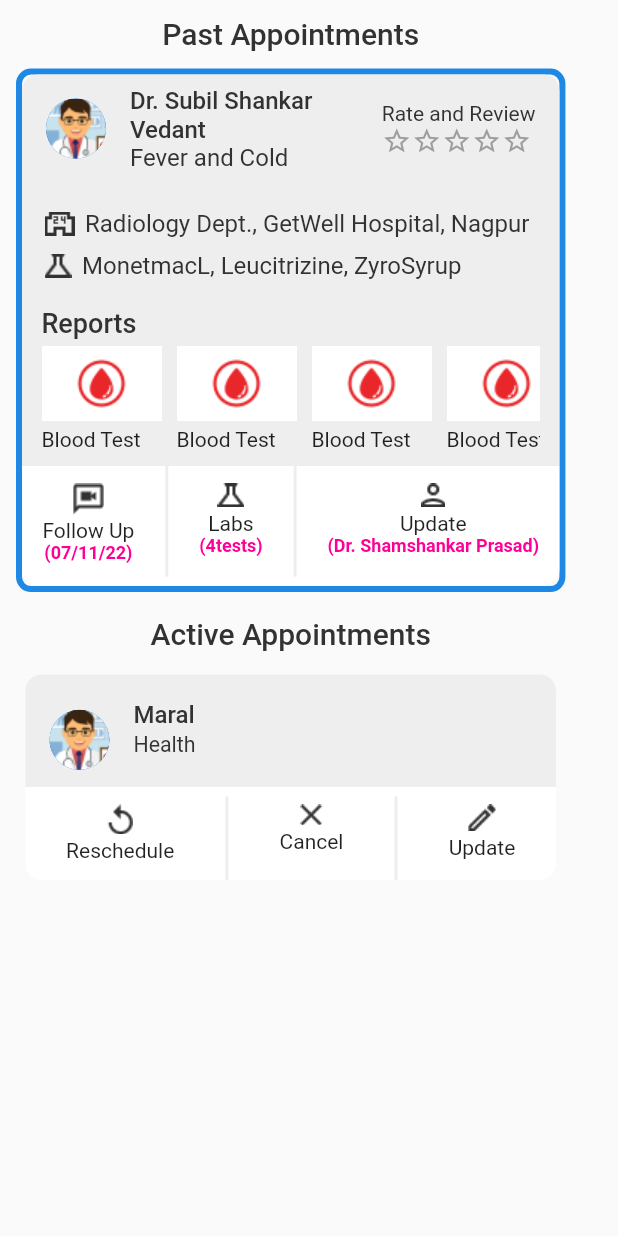
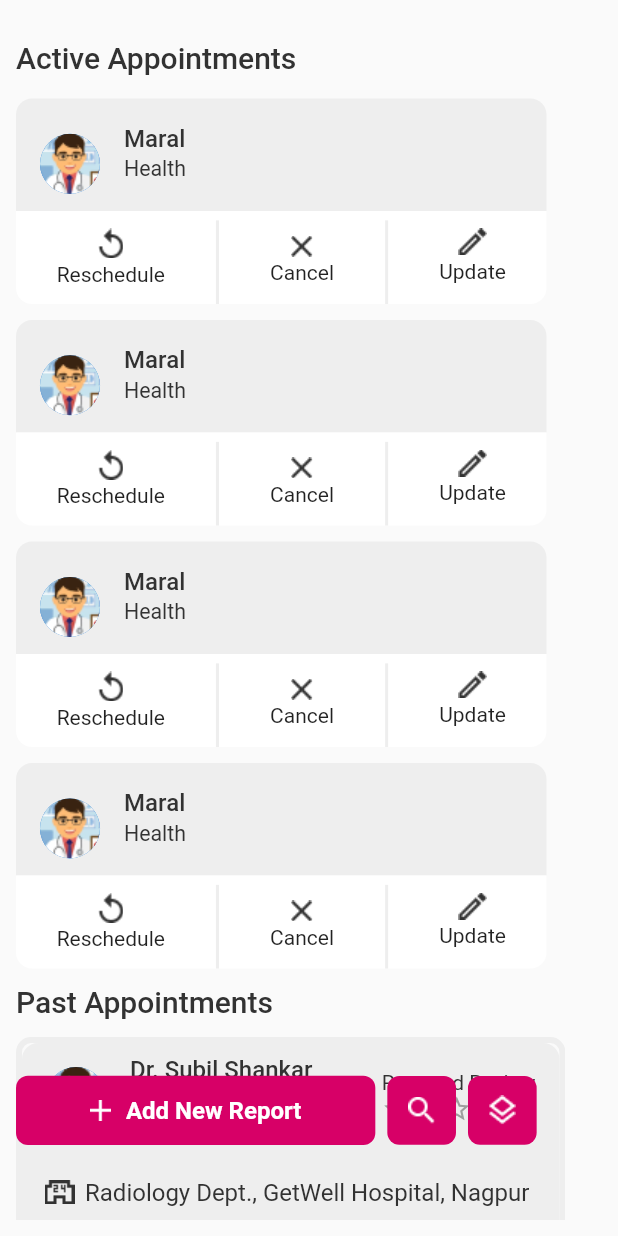
Before and after one commit to ttoghere/appointmentsv1, a Flutter app: the screen it shows after launch, on a phone screen of 412 x 824 dp. Run offline on Flutter 3.47's test engine with Material 2 defaults, Android fonts, the phone set to English and light mode, and no system bars.

Commit message:
its done

```diff
--- a/lib/models/active_appointment_model.dart
+++ b/lib/models/active_appointment_model.dart
@@ -10,21 +10,21 @@ class ActiveAppointmentModel {
   });
 
  static List<ActiveAppointmentModel> activeAppointments = [
-    // ActiveAppointmentModel(
-    //   docName: "Maral",
-    //   docSpecs: "Health",
-    //   docPic: "assets/doc_pic.png",
-    // ),
-    // ActiveAppointmentModel(
-    //   docName: "Maral",
-    //   docSpecs: "Health",
-    //   docPic: "assets/doc_pic.png",
-    // ),
-    // ActiveAppointmentModel(
-    //   docName: "Maral",
-    //   docSpecs: "Health",
-    //   docPic: "assets/doc_pic.png",
-    // ),
+    ActiveAppointmentModel(
+      docName: "Maral",
+      docSpecs: "Health",
+      docPic: "assets/doc_pic.png",
+    ),
+    ActiveAppointmentModel(
+      docName: "Maral",
+      docSpecs: "Health",
+      docPic: "assets/doc_pic.png",
+    ),
+    ActiveAppointmentModel(
+      docName: "Maral",
+      docSpecs: "Health",
+      docPic: "assets/doc_pic.png",
+    ),
     ActiveAppointmentModel(
       docName: "Maral",
       docSpecs: "Health",
--- a/lib/models/past_appointment.dart
+++ b/lib/models/past_appointment.dart
@@ -29,32 +29,32 @@ class PastAppointmentModel {
         followUpTime: "(07/11/22)",
         labTestCount: "(4tests)",
         updateDoctor: "(Dr. Shamshankar Prasad)"),
-    // PastAppointmentModel(
-    //     chemList: "MonetmacL, Leucitrizine, ZyroSyrup",
-    //     imagePath: "assets/doc_pic.png",
-    //     doctorName: "Dr. Subil Shankar Vedant",
-    //     doctorsprofession: "Fever and Cold",
-    //     doctorLocation: "Radiology Dept., GetWell Hospital, Nagpur",
-    //     followUpTime: "(07/11/22)",
-    //     labTestCount: "(4tests)",
-    //     updateDoctor: "(Dr. Shamshankar Prasad)"),
-    // PastAppointmentModel(
-    //     chemList: "MonetmacL, Leucitrizine, ZyroSyrup",
-    //     imagePath: "assets/doc_pic.png",
-    //     doctorName: "Dr. Subil Shankar Vedant",
-    //     doctorsprofession: "Fever and Cold",
-    //     doctorLocation: "Radiology Dept., GetWell Hospital, Nagpur",
-    //     followUpTime: "(07/11/22)",
-    //     labTestCount: "(4tests)",
-    //     updateDoctor: "(Dr. Shamshankar Prasad)"),
-    // PastAppointmentModel(
-    //     chemList: "MonetmacL, Leucitrizine, ZyroSyrup",
-    //     imagePath: "assets/doc_pic.png",
-    //     doctorName: "Dr. Subil Shankar Vedant",
-    //     doctorsprofession: "Fever and Cold",
-    //     doctorLocation: "Radiology Dept., GetWell Hospital, Nagpur",
-    //     followUpTime: "(07/11/22)",
-    //     labTestCount: "(4tests)",
-    //     updateDoctor: "(Dr. Shamshankar Prasad)"),
+    PastAppointmentModel(
+        chemList: "MonetmacL, Leucitrizine, ZyroSyrup",
+        imagePath: "assets/doc_pic.png",
+        doctorName: "Dr. Subil Shankar Vedant",
+        doctorsprofession: "Fever and Cold",
+        doctorLocation: "Radiology Dept., GetWell Hospital, Nagpur",
+        followUpTime: "(07/11/22)",
+        labTestCount: "(4tests)",
+        updateDoctor: "(Dr. Shamshankar Prasad)"),
+    PastAppointmentModel(
+        chemList: "MonetmacL, Leucitrizine, ZyroSyrup",
+        imagePath: "assets/doc_pic.png",
+        doctorName: "Dr. Subil Shankar Vedant",
+        doctorsprofession: "Fever and Cold",
+        doctorLocation: "Radiology Dept., GetWell Hospital, Nagpur",
+        followUpTime: "(07/11/22)",
+        labTestCount: "(4tests)",
+        updateDoctor: "(Dr. Shamshankar Prasad)"),
+    PastAppointmentModel(
+        chemList: "MonetmacL, Leucitrizine, ZyroSyrup",
+        imagePath: "assets/doc_pic.png",
+        doctorName: "Dr. Subil Shankar Vedant",
+        doctorsprofession: "Fever and Cold",
+        doctorLocation: "Radiology Dept., GetWell Hospital, Nagpur",
+        followUpTime: "(07/11/22)",
+        labTestCount: "(4tests)",
+        updateDoctor: "(Dr. Shamshankar Prasad)"),
   ];
 }
--- a/lib/screens/main_screen.dart
+++ b/lib/screens/main_screen.dart
@@ -1,8 +1,11 @@
+// ignore_for_file: public_member_api_docs, sort_constructors_first
+import 'package:flutter/material.dart';
+import 'package:flutter/services.dart';
+
 import 'package:appointmentsv1/constants.dart';
 import 'package:appointmentsv1/models/active_appointment_model.dart';
 import 'package:appointmentsv1/models/past_appointment.dart';
 import 'package:appointmentsv1/screens/widgets/widgets_shelf.dart';
-import 'package:flutter/material.dart';
 
 class MainScreen extends StatefulWidget {
   MainScreen({
@@ -15,6 +18,22 @@ class MainScreen extends StatefulWidget {
 
 class _MainScreenState extends State<MainScreen> {
   @override
+  void initState() {
+    super.initState();
+    SystemChrome.setPreferredOrientations([
+      DeviceOrientation.portraitUp,
+    ]);
+  }
+
+  @override
+  dispose() {
+    SystemChrome.setPreferredOrientations([
+      DeviceOrientation.portraitUp,
+    ]);
+    super.dispose();
+  }
+
+  @override
   Widget build(BuildContext context) {
     Size size = MediaQuery.of(context).size;
     return SafeArea(
@@ -26,52 +45,21 @@ class _MainScreenState extends State<MainScreen> {
           child: PastAppointmentModel.pastAppointments.isEmpty &&
                   ActiveAppointmentModel.activeAppointments.isEmpty
               ? NoAppointment(size: size)
-              : SingleChildScrollView(
+              : Stack(
+                  children: [
+                    SingleChildScrollView(
                       child: Column(
                         children: [
                           Column(
-                        crossAxisAlignment: CrossAxisAlignment.center,
+                            crossAxisAlignment: CrossAxisAlignment.start,
                             children: [
-                          if (PastAppointmentModel.pastAppointments.isEmpty)
-                            const SizedBox()
-                          else
-                            Column(
-                              children: [
-                                Text(
-                                  "Past Appointments",
-                                  style: Constants.textStyleWO(
-                                      fontSize: 20,
-                                      fontWeight: FontWeight.w500,
-                                      color: Constants.black),
-                                ),
-                                Column(
-                                  mainAxisAlignment: MainAxisAlignment.center,
-                                  crossAxisAlignment: CrossAxisAlignment.center,
-                                  children: List.generate(
-                                      PastAppointmentModel
-                                          .pastAppointments.length, (index) {
-                                    var access = PastAppointmentModel
-                                        .pastAppointments[index];
-                                    return PastAppointments(
-                                        chemList: access.chemList,
-                                        imagePath: access.imagePath,
-                                        doctorName: access.doctorName,
-                                        doctorsprofession:
-                                            access.doctorsprofession,
-                                        doctorLocation: access.doctorLocation,
-                                        followUpTime: access.followUpTime,
-                                        labTestCount: access.labTestCount,
-                                        updateDoctor: access.updateDoctor,
-                                        size: size);
-                                  }),
-                                ),
-                              ],
-                            ),
-                          if (ActiveAppointmentModel.activeAppointments.isEmpty)
+                              if (ActiveAppointmentModel
+                                  .activeAppointments.isEmpty)
                                 SizedBox()
                               else
                                 Padding(
-                              padding: const EdgeInsets.symmetric(vertical: 16),
+                                  padding:
+                                      const EdgeInsets.symmetric(vertical: 16),
                                   child: Text(
                                     "Active Appointments",
                                     style: Constants.textStyleWO(
@@ -94,14 +82,136 @@ class _MainScreenState extends State<MainScreen> {
                                     docSpecs: access.docSpecs,
                                   );
                                 }),
-                          )
+                              ),
+                              if (PastAppointmentModel.pastAppointments.isEmpty)
+                                const SizedBox()
+                              else
+                                Column(
+                                  crossAxisAlignment: CrossAxisAlignment.start,
+                                  children: [
+                                    Text(
+                                      "Past Appointments",
+                                      style: Constants.textStyleWO(
+                                          fontSize: 20,
+                                          fontWeight: FontWeight.w500,
+                                          color: Constants.black),
+                                    ),
+                                    Column(
+                                      mainAxisAlignment:
+                                          MainAxisAlignment.center,
+                                      crossAxisAlignment:
+                                          CrossAxisAlignment.center,
+                                      children: List.generate(
+                                          PastAppointmentModel.pastAppointments
+                                              .length, (index) {
+                                        var access = PastAppointmentModel
+                                            .pastAppointments[index];
+                                        return PastAppointments(
+                                            chemList: access.chemList,
+                                            imagePath: access.imagePath,
+                                            doctorName: access.doctorName,
+                                            doctorsprofession:
+                                                access.doctorsprofession,
+                                            doctorLocation:
+                                                access.doctorLocation,
+                                            followUpTime: access.followUpTime,
+                                            labTestCount: access.labTestCount,
+                                            updateDoctor: access.updateDoctor,
+                                            size: size);
+                                      }),
+                                    ),
                                   ],
                                 ),
                             ],
                           ),
+                        ],
+                      ),
+                    ),
+                    Positioned(
+                      bottom: 50,
+                      child: Row(
+                        mainAxisAlignment: MainAxisAlignment.spaceEvenly,
+                        children: [
+                          MainScreenButtons(
+                            onpress: () {},
+                            height: size.width / 8.92,
+                            width: size.width / 1.72,
+                            child: Row(
+                              mainAxisAlignment: MainAxisAlignment.center,
+                              children: [
+                                Image.asset("assets/plus.png"),
+                                SizedBox(
+                                  width: 10,
+                                ),
+                                Text(
+                                  "Add New Report",
+                                  style: Constants.textStyleWO(
+                                    fontSize: 16,
+                                    fontWeight: FontWeight.w700,
+                                    color: Constants.white,
+                                  ),
+                                ),
+                              ],
+                            ),
+                          ),
+                          SizedBox(
+                            width: 8,
+                          ),
+                          MainScreenButtons(
+                            onpress: () {},
+                            height: size.width / 9,
+                            width: size.width / 9,
+                            child: Image.asset("assets/magnify.png"),
+                          ),
+                          SizedBox(
+                            width: 8,
+                          ),
+                          MainScreenButtons(
+                            onpress: () {},
+                            height: size.width / 9,
+                            width: size.width / 9,
+                            child: Image.asset("assets/books.png"),
+                          ),
+                        ],
+                      ),
+                    ),
+                  ],
                 ),
         ),
       ),
     );
   }
 }
+
+//9
+class MainScreenButtons extends StatelessWidget {
+  const MainScreenButtons({
+    Key? key,
+    required this.onpress,
+    required this.height,
+    required this.width,
+    required this.child,
+  }) : super(key: key);
+
+  final double height;
+  final double width;
+  final VoidCallback onpress;
+  final Widget child;
+
+  @override
+  Widget build(BuildContext context) {
+    return GestureDetector(
+      onTap: onpress,
+      child: Container(
+        decoration: BoxDecoration(
+          color: Constants.darkPink,
+          borderRadius: BorderRadius.circular(8),
+        ),
+        alignment: Alignment.center,
+        height: height,
+        width: width,
+        child: child,
+      ),
+    );
+  }
+}
--- a/lib/screens/widgets/active_appointment_card.dart
+++ b/lib/screens/widgets/active_appointment_card.dart
@@ -70,11 +70,14 @@ class ActiveAppointmentCard extends StatelessWidget {
                     imagePath: "assets/reschedule.png",
                     buttonText: "Reschedule"),
                 activeCardDivider(size: size),
-                activeCardButton(
-                  size: size,
-                  imagePath: "assets/cross.png",
-                  buttonText: "Cancel",
-                  voidCallback: () {},
+                Padding(
+                  padding: const EdgeInsets.only(top:5.0),
+                  child: activeCardButton(
+                    size: size,
+                    imagePath: "assets/cross.png",
+                    buttonText: "Cancel",
+                    voidCallback: () {},
+                  ),
                 ),
                 activeCardDivider(size: size),
                 activeCardButton(
--- a/lib/screens/widgets/bottom_sheet_button.dart
+++ b/lib/screens/widgets/bottom_sheet_button.dart
@@ -8,35 +8,29 @@ class BottomSheetButton extends StatelessWidget {
     Key? key,
     required this.widget,
     required this.colorChanger,
+    required this.message,
   }) : super(key: key);
 
+  final String message;
   final PastAppointments widget;
   bool colorChanger;
   @override
   Widget build(BuildContext context) {
     return GestureDetector(
       onTap: () {
-        if (colorChanger) {
-          Navigator.of(context).pop();
-        } else {
-          Navigator.pop(context);
-        }
+        Navigator.of(context).pop();
       },
       child: Container(
         padding: EdgeInsets.all(16),
         color: Constants.pink,
         child: Row(
           children: [
-            Icon(
-              Icons.notification_important_outlined,
-              color: Colors.white,
-              size: 19,
-            ),
+            Image.asset("assets/noti.png"),
             SizedBox(
               width: 4,
             ),
             Text(
-              "Share The Doctor",
+              message,
               style: Constants.textStyleWO(
                   fontSize: 20,
                   fontWeight: FontWeight.w500,
--- a/lib/screens/widgets/past_appointment_card.dart
+++ b/lib/screens/widgets/past_appointment_card.dart
@@ -36,7 +36,7 @@ class PastAppointments extends StatefulWidget {
 
 class _PastAppointmentsState extends State<PastAppointments> {
   bool rateState = true;
-  bool colorState = false;
+  bool colorState = true;
   bool rateStateChange() {
     setState(() {
       rateState = !rateState;
@@ -60,9 +60,21 @@ class _PastAppointmentsState extends State<PastAppointments> {
           return Column(
             mainAxisSize: MainAxisSize.min,
             children: <Widget>[
-              BottomSheetButton(colorChanger: colorState, widget: widget),
-              BottomSheetButton(colorChanger: colorState, widget: widget),
-              BottomSheetButton(colorChanger: colorState, widget: widget),
+              BottomSheetButton(
+                colorChanger: colorState,
+                widget: widget,
+                message: "Share The Doctor",
+              ),
+              BottomSheetButton(
+                colorChanger: colorState,
+                widget: widget,
+                message: "Add Report to Favorites",
+              ),
+              BottomSheetButton(
+                colorChanger: colorState,
+                widget: widget,
+                message: "Add Doctor to Favorites",
+              ),
             ],
           );
         }).whenComplete(() => colorChange());
@@ -258,7 +270,9 @@ class _PastAppointmentsState extends State<PastAppointments> {
                         imagePath: "assets/video_call.png",
                         buttonText: "Follow Up"),
                     ActiveCardDivider(),
-                    ActiveCardButton(
+                    Padding(
+                      padding: const EdgeInsets.only(bottom: 1.0),
+                      child: ActiveCardButton(
                         colorChanger: colorState,
                         buttonInfo: widget.labTestCount,
                         size: widget.size,
@@ -267,6 +281,7 @@ class _PastAppointmentsState extends State<PastAppointments> {
                         voidCallback: () {
                           colorChange();
                         },
+                      ),
                     ),
                     ActiveCardDivider(),
                     ActiveCardButton(
```
Also changed, not shown: assets/books.png (added), assets/magnify.png (added), assets/noti.png (added), assets/plus.png (added). Lines whose indentation alone changed are shown as unchanged.
